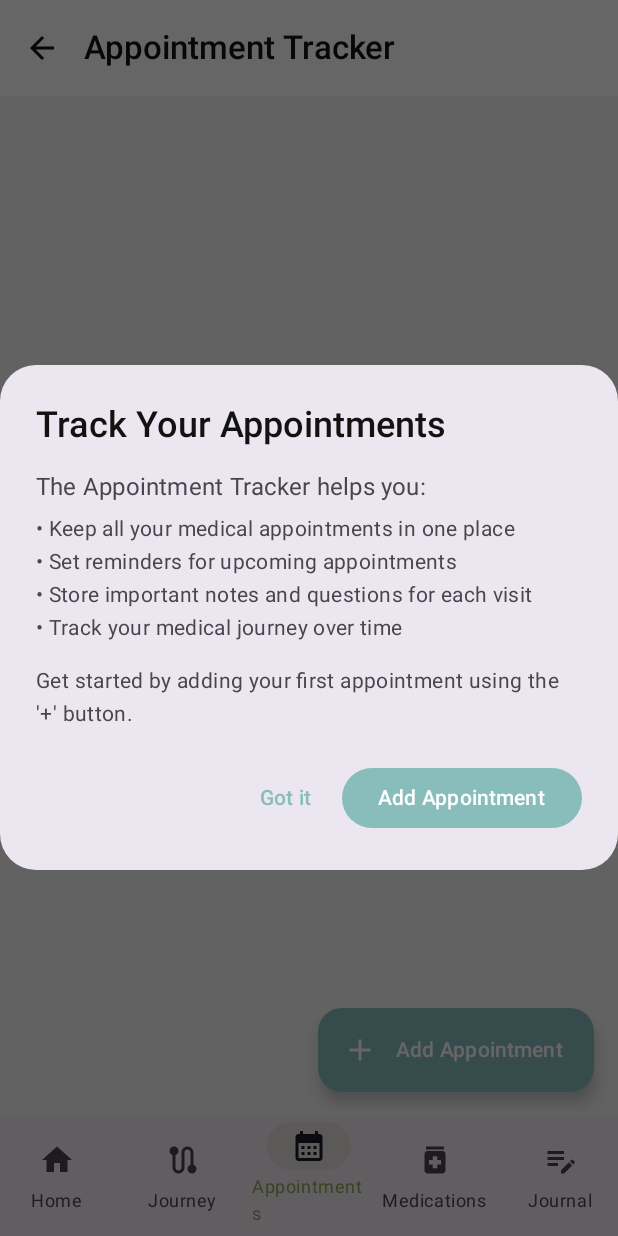
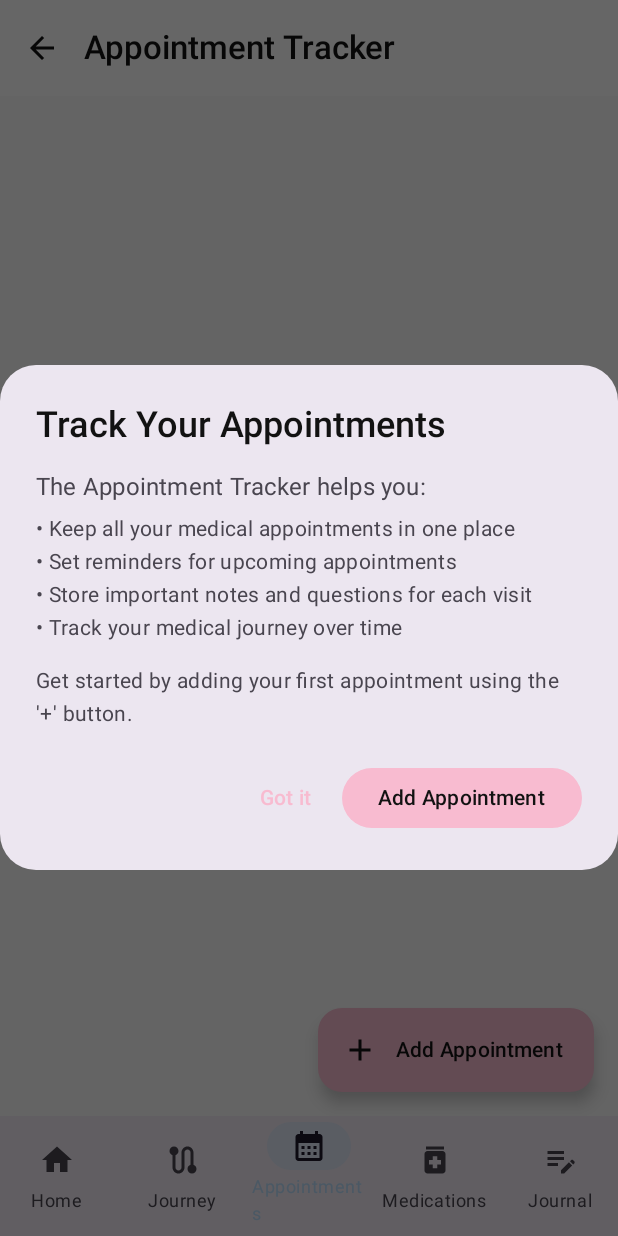
Before and after one commit to Mt-McKinley/What-s-Next-App, an Android app built with Jetpack Compose: the screen it shows after launch (MainActivity), item 3 of the bottom bar chosen, on a phone screen of 412 x 824 dp. Run offline under Robolectric (Android 15) with nearby library versions, the phone set to English and light mode, and no system bars.

Commit message:
Added splash screen and changed colors

```diff
--- a/app/build.gradle.kts
+++ b/app/build.gradle.kts
@@ -64,6 +64,9 @@ dependencies {
     // Icons
     implementation("androidx.compose.material:material-icons-extended:1.6.3")
 
+    // Splash Screen API
+    implementation("androidx.core:core-splashscreen:1.0.1")
+
     testImplementation(libs.junit)
     androidTestImplementation(libs.androidx.junit)
     androidTestImplementation(libs.androidx.espresso.core)
--- a/app/src/main/java/com/example/whats_next_app/navigation/AppNavigation.kt
+++ b/app/src/main/java/com/example/whats_next_app/navigation/AppNavigation.kt
@@ -18,6 +18,9 @@ import androidx.compose.material3.Scaffold
 import androidx.compose.material3.Text
 import androidx.compose.runtime.Composable
 import androidx.compose.runtime.getValue
+import androidx.compose.runtime.mutableStateOf
+import androidx.compose.runtime.remember
+import androidx.compose.runtime.setValue
 import androidx.compose.ui.Modifier
 import androidx.compose.ui.graphics.vector.ImageVector
 import androidx.navigation.NavGraph.Companion.findStartDestination
@@ -34,6 +37,7 @@ import com.example.whats_next_app.ui.screens.JourneyGuideScreen
 import com.example.whats_next_app.ui.screens.MedicationRemindersScreen
 import com.example.whats_next_app.ui.screens.ProfileScreen
 import com.example.whats_next_app.ui.screens.ResourceLibraryScreen
+import com.example.whats_next_app.ui.screens.SplashScreen
 
 data class BottomNavItem(
     val name: String,
@@ -45,6 +49,16 @@ data class BottomNavItem(
 fun WhatsNextAppNavigation() {
     val navController = rememberNavController()
 
+    // Track whether to show bottom navigation or not
+    var showBottomBar by remember { mutableStateOf(false) }
+
+    // Update bottom bar visibility based on current route
+    val currentRoute = navController.currentBackStackEntryAsState().value?.destination?.route
+    showBottomBar = when (currentRoute) {
+        Screen.Splash.route -> false
+        else -> true
+    }
+
     val bottomNavItems = listOf(
         BottomNavItem("Home", Screen.Home.route, Icons.Default.Home),
         BottomNavItem("Journey", Screen.JourneyGuide.route, Icons.Default.Route),
@@ -54,13 +68,28 @@ fun WhatsNextAppNavigation() {
     )
 
     Scaffold(
-        bottomBar = { WhatsNextBottomNavigation(navController, bottomNavItems) }
+        bottomBar = {
+            if (showBottomBar) {
+                WhatsNextBottomNavigation(navController, bottomNavItems)
+            }
+        }
     ) { innerPadding ->
         NavHost(
             navController = navController,
-            startDestination = Screen.Home.route,
+            startDestination = Screen.Splash.route,  // Changed to start with splash screen
             modifier = Modifier.padding(innerPadding)
         ) {
+            // Splash screen with navigation to Home when complete
+            composable(Screen.Splash.route) {
+                SplashScreen(
+                    onSplashComplete = {
+                        navController.navigate(Screen.Home.route) {
+                            popUpTo(Screen.Splash.route) { inclusive = true }
+                        }
+                    }
+                )
+            }
+
             composable(Screen.Home.route) {
                 HomeScreen(navController)
             }
--- a/app/src/main/java/com/example/whats_next_app/navigation/Navigation.kt
+++ b/app/src/main/java/com/example/whats_next_app/navigation/Navigation.kt
@@ -1,6 +1,7 @@
 package com.example.whats_next_app.navigation
 
 sealed class Screen(val route: String) {
+    object Splash : Screen("splash") // Adding the splash screen route
     object Home : Screen("home")
     object JourneyGuide : Screen("journey_guide")
     object AppointmentTracker : Screen("appointments")
--- a/app/src/main/java/com/example/whats_next_app/ui/screens/HomeScreen.kt
+++ b/app/src/main/java/com/example/whats_next_app/ui/screens/HomeScreen.kt
@@ -400,7 +400,10 @@ fun JourneyProgressCard(stage: String, onClick: () -> Unit) {
     ElevatedCard(
         modifier = Modifier.fillMaxWidth(),
         onClick = onClick,
-        elevation = CardDefaults.elevatedCardElevation(defaultElevation = 2.dp)
+        elevation = CardDefaults.elevatedCardElevation(defaultElevation = 2.dp),
+        colors = CardDefaults.elevatedCardColors(
+            containerColor = MaterialTheme.colorScheme.secondaryContainer
+        )
     ) {
         Row(
             modifier = Modifier
@@ -412,7 +415,7 @@ fun JourneyProgressCard(stage: String, onClick: () -> Unit) {
             Icon(
                 imageVector = Icons.Default.Route,
                 contentDescription = "Journey",
-                tint = MaterialTheme.colorScheme.primary
+                tint = MaterialTheme.colorScheme.secondary
             )
 
             // Journey information
@@ -423,18 +426,20 @@ fun JourneyProgressCard(stage: String, onClick: () -> Unit) {
             ) {
                 Text(
                     text = "Your Cancer Journey",
-                    style = MaterialTheme.typography.titleMedium
+                    style = MaterialTheme.typography.titleMedium,
+                    color = MaterialTheme.colorScheme.onSecondaryContainer
                 )
 
                 Text(
                     text = "Current Stage: $stage",
-                    style = MaterialTheme.typography.bodyMedium
+                    style = MaterialTheme.typography.bodyMedium,
+                    color = MaterialTheme.colorScheme.onSecondaryContainer
                 )
 
                 Text(
                     text = "Tap to view guidance for this stage",
                     style = MaterialTheme.typography.bodySmall,
-                    color = MaterialTheme.colorScheme.onSurfaceVariant
+                    color = MaterialTheme.colorScheme.onSecondaryContainer.copy(alpha = 0.8f)
                 )
             }
         }
@@ -459,7 +464,10 @@ fun UpcomingAppointmentsCard(
     ElevatedCard(
         modifier = Modifier.fillMaxWidth(),
         onClick = onClick,
-        elevation = CardDefaults.elevatedCardElevation(defaultElevation = 2.dp)
+        elevation = CardDefaults.elevatedCardElevation(defaultElevation = 2.dp),
+        colors = CardDefaults.elevatedCardColors(
+            containerColor = MaterialTheme.colorScheme.surface
+        )
     ) {
         Column(
             modifier = Modifier
@@ -479,7 +487,8 @@ fun UpcomingAppointmentsCard(
                 Text(
                     text = "Appointments",
                     style = MaterialTheme.typography.titleMedium,
-                    modifier = Modifier.padding(start = 16.dp)
+                    modifier = Modifier.padding(start = 16.dp),
+                    color = MaterialTheme.colorScheme.onSurface
                 )
             }
 
@@ -493,7 +502,8 @@ fun UpcomingAppointmentsCard(
                     textAlign = TextAlign.Center,
                     modifier = Modifier
                         .fillMaxWidth()
-                        .padding(vertical = 8.dp)
+                        .padding(vertical = 8.dp),
+                    color = MaterialTheme.colorScheme.onSurfaceVariant
                 )
             } else {
                 // Display all appointments as clickable items
@@ -503,7 +513,10 @@ fun UpcomingAppointmentsCard(
                     }
                     TextButton(
                         onClick = { onAppointmentClick(appointment) },
-                        modifier = Modifier.fillMaxWidth()
+                        modifier = Modifier.fillMaxWidth(),
+                        colors = ButtonDefaults.textButtonColors(
+                            contentColor = MaterialTheme.colorScheme.primary
+                        )
                     ) {
                         Text(
                             text = appointment,
@@ -534,7 +547,10 @@ fun UpcomingMedicationsCard(
     ElevatedCard(
         modifier = Modifier.fillMaxWidth(),
         onClick = onClick,
-        elevation = CardDefaults.elevatedCardElevation(defaultElevation = 2.dp)
+        elevation = CardDefaults.elevatedCardElevation(defaultElevation = 2.dp),
+        colors = CardDefaults.elevatedCardColors(
+            containerColor = MaterialTheme.colorScheme.primaryContainer.copy(alpha = 0.5f)
+        )
     ) {
         Column(
             modifier = Modifier
@@ -554,7 +570,8 @@ fun UpcomingMedicationsCard(
                 Text(
                     text = "Today's Medications",
                     style = MaterialTheme.typography.titleMedium,
-                    modifier = Modifier.padding(start = 16.dp)
+                    modifier = Modifier.padding(start = 16.dp),
+                    color = MaterialTheme.colorScheme.onPrimaryContainer
                 )
             }
 
@@ -568,7 +585,8 @@ fun UpcomingMedicationsCard(
                     textAlign = TextAlign.Center,
                     modifier = Modifier
                         .fillMaxWidth()
-                        .padding(vertical = 8.dp)
+                        .padding(vertical = 8.dp),
+                    color = MaterialTheme.colorScheme.onPrimaryContainer
                 )
             } else {
                 // Display all medications as clickable items
@@ -578,7 +596,10 @@ fun UpcomingMedicationsCard(
                     }
                     TextButton(
                         onClick = { onMedicationClick(medication) },
-                        modifier = Modifier.fillMaxWidth()
+                        modifier = Modifier.fillMaxWidth(),
+                        colors = ButtonDefaults.textButtonColors(
+                            contentColor = MaterialTheme.colorScheme.primary
+                        )
                     ) {
                         Text(
                             text = medication,
@@ -603,7 +624,10 @@ fun ResourcesCard(onClick: () -> Unit) {
     ElevatedCard(
         modifier = Modifier.fillMaxWidth(),
         onClick = onClick,
-        elevation = CardDefaults.elevatedCardElevation(defaultElevation = 2.dp)
+        elevation = CardDefaults.elevatedCardElevation(defaultElevation = 2.dp),
+        colors = CardDefaults.elevatedCardColors(
+            containerColor = MaterialTheme.colorScheme.secondaryContainer.copy(alpha = 0.6f)
+        )
     ) {
         Column(
             modifier = Modifier
@@ -617,13 +641,14 @@ fun ResourcesCard(onClick: () -> Unit) {
                 Icon(
                     imageVector = Icons.Default.Route,
                     contentDescription = "Resources",
-                    tint = MaterialTheme.colorScheme.primary
+                    tint = MaterialTheme.colorScheme.secondary
                 )
 
                 Text(
                     text = "Resources & Education",
                     style = MaterialTheme.typography.titleMedium,
-                    modifier = Modifier.padding(start = 16.dp)
+                    modifier = Modifier.padding(start = 16.dp),
+                    color = MaterialTheme.colorScheme.onSecondaryContainer
                 )
             }
 
@@ -632,7 +657,8 @@ fun ResourcesCard(onClick: () -> Unit) {
             // Description of available resources
             Text(
                 text = "Access helpful articles, videos, and support groups",
-                style = MaterialTheme.typography.bodyMedium
+                style = MaterialTheme.typography.bodyMedium,
+                color = MaterialTheme.colorScheme.onSecondaryContainer
             )
         }
     }
@@ -688,7 +714,7 @@ fun DailyQuoteCard(quote: String, author: String) {
         )
     ) {
         Column(
-            modifier = Modifier.padding(16.dp),
+            modifier = Modifier.padding(20.dp),
             horizontalAlignment = Alignment.CenterHorizontally
         ) {
             Text(
@@ -698,7 +724,7 @@ fun DailyQuoteCard(quote: String, author: String) {
                 color = MaterialTheme.colorScheme.onTertiaryContainer
             )
 
-            Spacer(modifier = Modifier.height(8.dp))
+            Spacer(modifier = Modifier.height(12.dp))
 
             Text(
                 text = "— $author",
--- /dev/null
+++ b/app/src/main/java/com/example/whats_next_app/ui/screens/SplashScreen.kt
@@ -0,0 +1,116 @@
+package com.example.whats_next_app.ui.screens
+
+import androidx.compose.animation.core.animateFloatAsState
+import androidx.compose.animation.core.tween
+import androidx.compose.foundation.background
+import androidx.compose.foundation.layout.Arrangement
+import androidx.compose.foundation.layout.Box
+import androidx.compose.foundation.layout.Column
+import androidx.compose.foundation.layout.Spacer
+import androidx.compose.foundation.layout.fillMaxSize
+import androidx.compose.foundation.layout.height
+import androidx.compose.foundation.layout.size
+import androidx.compose.foundation.shape.CircleShape
+import androidx.compose.material3.MaterialTheme
+import androidx.compose.material3.Text
+import androidx.compose.runtime.Composable
+import androidx.compose.runtime.LaunchedEffect
+import androidx.compose.runtime.getValue
+import androidx.compose.runtime.mutableStateOf
+import androidx.compose.runtime.remember
+import androidx.compose.runtime.setValue
+import androidx.compose.ui.Alignment
+import androidx.compose.ui.Modifier
+import androidx.compose.ui.draw.alpha
+import androidx.compose.ui.draw.clip
+import androidx.compose.ui.draw.scale
+import androidx.compose.ui.graphics.Color
+import androidx.compose.ui.text.font.FontWeight
+import androidx.compose.ui.unit.dp
+import androidx.compose.ui.unit.sp
+import kotlinx.coroutines.delay
+
+/**
+ * A simple splash screen that displays for a few seconds with animation
+ * before navigating to the main screen
+ *
+ * @param onSplashComplete Callback when splash animation is complete
+ */
+@Composable
+fun SplashScreen(onSplashComplete: () -> Unit) {
+    var startAnimation by remember { mutableStateOf(false) }
+    val alphaAnim = animateFloatAsState(
+        targetValue = if (startAnimation) 1f else 0f,
+        animationSpec = tween(durationMillis = 1000)
+    )
+    val scaleAnim = animateFloatAsState(
+        targetValue = if (startAnimation) 1f else 0.5f,
+        animationSpec = tween(durationMillis = 1000)
+    )
+
+    LaunchedEffect(key1 = true) {
+        startAnimation = true
+        delay(2000)
+        onSplashComplete()
+    }
+
+    Box(
+        modifier = Modifier
+            .fillMaxSize()
+            .background(Color(0xFFFAFAFA)),
+        contentAlignment = Alignment.Center
+    ) {
+        Column(
+            horizontalAlignment = Alignment.CenterHorizontally,
+            verticalArrangement = Arrangement.Center,
+            modifier = Modifier
+                .alpha(alphaAnim.value)
+                .scale(scaleAnim.value)
+        ) {
+            // Pink circle
+            Box(
+                modifier = Modifier
+                    .size(120.dp)
+                    .clip(CircleShape)
+                    .background(Color(0xFFF8BBD0))
+                    .align(Alignment.CenterHorizontally),
+                contentAlignment = Alignment.Center
+            ) {
+                // Blue inner circle
+                Box(
+                    modifier = Modifier
+                        .size(90.dp)
+                        .clip(CircleShape)
+                        .background(Color(0xFFBBDEFB))
+                        .align(Alignment.Center)
+                ) {
+                    // Orange heart shape (simplified as a smaller circle for this example)
+                    Box(
+                        modifier = Modifier
+                            .size(60.dp)
+                            .clip(CircleShape)
+                            .background(Color(0xFFFFCCBC))
+                            .align(Alignment.Center)
+                    )
+                }
+            }
+
+            Spacer(modifier = Modifier.height(24.dp))
+
+            Text(
+                text = "What's Next",
+                color = MaterialTheme.colorScheme.primary,
+                fontSize = 28.sp,
+                fontWeight = FontWeight.Bold
+            )
+
+            Spacer(modifier = Modifier.height(8.dp))
+
+            Text(
+                text = "Your Cancer Journey Companion",
+                color = MaterialTheme.colorScheme.onBackground.copy(alpha = 0.7f),
+                fontSize = 16.sp
+            )
+        }
+    }
+}
--- a/app/src/main/java/com/example/whats_next_app/ui/theme/Color.kt
+++ b/app/src/main/java/com/example/whats_next_app/ui/theme/Color.kt
@@ -2,18 +2,18 @@ package com.example.whats_next_app.ui.theme
 
 import androidx.compose.ui.graphics.Color
 
-// Light Theme Colors
-val CalmBlue = Color(0xFF88BDBC) // Soft teal-blue for primary elements
-val SoftSage = Color(0xFF90A955) // Gentle green for secondary elements
-val WarmSand = Color(0xFFEAD2AC) // Warm neutral for tertiary elements
-val PeachAccent = Color(0xFFF4A261) // Soft peach for accent elements
-val SoftBackground = Color(0xFFF5F5F5) // Light background
-val SoftSurface = Color(0xFFFFFFFF) // Surface color
+// Light Theme Colors - Soft Pastel Palette
+val SoftPink = Color(0xFFF8BBD0) // Soft pastel pink for primary elements
+val PastelBlue = Color(0xFFBBDEFB) // Light pastel blue for secondary elements
+val PastelOrange = Color(0xFFFFCCBC) // Soft pastel orange for tertiary elements
+val LighterPink = Color(0xFFF3E5F5) // Very light pink accent
+val SoftBackground = Color(0xFFFAFAFA) // Near white background
+val PureWhite = Color(0xFFFFFFFF) // Pure white for surface
 
-// Dark Theme Colors
-val DeepBlue = Color(0xFF254E58) // Deeper teal for dark theme primary
-val DarkSage = Color(0xFF4F6D2E) // Darker green for secondary elements
-val WarmTaupe = Color(0xFF9C6644) // Warm neutral for dark theme
-val MutedPeach = Color(0xFFE76F51) // Muted peach for dark accent
+// Dark Theme Colors - Deeper Pastel Palette
+val DeepPink = Color(0xFFEC407A) // Deeper pink for dark theme primary
+val DeepBlue = Color(0xFF5C6BC0) // Deeper blue for secondary elements
+val DeepOrange = Color(0xFFFF7043) // Deeper orange for tertiary elements
+val MauveAccent = Color(0xFFCE93D8) // Mauve accent for dark theme
 val DarkBackground = Color(0xFF121212) // Dark background
 val DarkSurface = Color(0xFF1E1E1E) // Dark surface color
--- a/app/src/main/java/com/example/whats_next_app/ui/theme/Theme.kt
+++ b/app/src/main/java/com/example/whats_next_app/ui/theme/Theme.kt
@@ -16,41 +16,41 @@ import androidx.compose.ui.platform.LocalView
 import androidx.core.view.WindowCompat
 
 private val DarkColorScheme = darkColorScheme(
-    primary = DeepBlue,
-    secondary = DarkSage,
-    tertiary = WarmTaupe,
+    primary = DeepPink,
+    secondary = DeepBlue,
+    tertiary = DeepOrange,
     background = DarkBackground,
     surface = DarkSurface,
-    error = MutedPeach,
-    onPrimary = SoftSurface,
-    onSecondary = SoftSurface,
-    onTertiary = SoftSurface,
-    onBackground = SoftSurface,
-    onSurface = SoftSurface,
-    onError = SoftSurface,
-    primaryContainer = DeepBlue.copy(alpha = 0.7f),
-    secondaryContainer = DarkSage.copy(alpha = 0.7f),
-    tertiaryContainer = WarmTaupe.copy(alpha = 0.7f),
-    errorContainer = MutedPeach.copy(alpha = 0.7f)
+    error = MauveAccent,
+    onPrimary = PureWhite,
+    onSecondary = PureWhite,
+    onTertiary = PureWhite,
+    onBackground = PureWhite,
+    onSurface = PureWhite,
+    onError = DarkSurface,
+    primaryContainer = DeepPink.copy(alpha = 0.7f),
+    secondaryContainer = DeepBlue.copy(alpha = 0.7f),
+    tertiaryContainer = DeepOrange.copy(alpha = 0.7f),
+    errorContainer = MauveAccent.copy(alpha = 0.7f)
 )
 
 private val LightColorScheme = lightColorScheme(
-    primary = CalmBlue,
-    secondary = SoftSage,
-    tertiary = WarmSand,
+    primary = SoftPink,
+    secondary = PastelBlue,
+    tertiary = PastelOrange,
     background = SoftBackground,
-    surface = SoftSurface,
-    error = PeachAccent,
-    onPrimary = SoftSurface,
-    onSecondary = SoftSurface,
+    surface = PureWhite,
+    error = DeepPink,
+    onPrimary = DarkBackground,
+    onSecondary = DarkBackground,
     onTertiary = DarkBackground,
     onBackground = DarkBackground,
     onSurface = DarkBackground,
-    onError = SoftSurface,
-    primaryContainer = CalmBlue.copy(alpha = 0.15f),
-    secondaryContainer = SoftSage.copy(alpha = 0.15f),
-    tertiaryContainer = WarmSand.copy(alpha = 0.3f),
-    errorContainer = PeachAccent.copy(alpha = 0.15f)
+    onError = PureWhite,
+    primaryContainer = SoftPink.copy(alpha = 0.3f),
+    secondaryContainer = PastelBlue.copy(alpha = 0.3f),
+    tertiaryContainer = PastelOrange.copy(alpha = 0.3f),
+    errorContainer = LighterPink.copy(alpha = 0.3f)
 )
 
 @Composable
--- /dev/null
+++ b/app/src/main/res/drawable/splash_background.xml
@@ -0,0 +1,12 @@
+<?xml version="1.0" encoding="utf-8"?>
+<layer-list xmlns:android="http://schemas.android.com/apk/res/android">
+    <!-- Background color -->
+    <item android:drawable="@color/splash_background" />
+
+    <!-- App logo centered -->
+    <item>
+        <bitmap
+            android:gravity="center"
+            android:src="@drawable/splash_logo" />
+    </item>
+</layer-list>
--- /dev/null
+++ b/app/src/main/res/drawable/splash_logo.xml
@@ -0,0 +1,22 @@
+<?xml version="1.0" encoding="utf-8"?>
+<vector xmlns:android="http://schemas.android.com/apk/res/android"
+    android:width="240dp"
+    android:height="240dp"
+    android:viewportWidth="240"
+    android:viewportHeight="240">
+
+    <!-- Soft pink background circle -->
+    <path
+        android:fillColor="#F8BBD0"
+        android:pathData="M120,120m-120,0a120,120 0,1 1,240 0a120,120 0,1 1,-240 0" />
+
+    <!-- Pastel blue inner circle -->
+    <path
+        android:fillColor="#BBDEFB"
+        android:pathData="M120,120m-90,0a90,90 0,1 1,180 0a90,90 0,1 1,-180 0" />
+
+    <!-- Pastel orange heart shape for "care" -->
+    <path
+        android:fillColor="#FFCCBC"
+        android:pathData="M120,80 C140,60 180,90 160,120 C140,150 120,170 120,170 C120,170 100,150 80,120 C60,90 100,60 120,80 Z" />
+</vector>
--- a/app/src/main/res/values/colors.xml
+++ b/app/src/main/res/values/colors.xml
@@ -7,4 +7,12 @@
     <color name="teal_700">#FF018786</color>
     <color name="black">#FF000000</color>
     <color name="white">#FFFFFFFF</color>
+
+    <!-- Pastel color scheme for the app -->
+    <color name="soft_pink">#F8BBD0</color>
+    <color name="pastel_blue">#BBDEFB</color>
+    <color name="pastel_orange">#FFCCBC</color>
+
+    <!-- Splash screen colors -->
+    <color name="splash_background">#FAFAFA</color>
 </resources>
--- a/app/src/main/res/values/themes.xml
+++ b/app/src/main/res/values/themes.xml
@@ -2,4 +2,11 @@
 <resources>
 
     <style name="Theme.WhatsNextApp" parent="android:Theme.Material.Light.NoActionBar" />
+
+    <!-- Splash screen theme -->
+    <style name="Theme.WhatsNextApp.SplashScreen" parent="Theme.WhatsNextApp">
+        <item name="android:windowBackground">@drawable/splash_background</item>
+        <item name="android:statusBarColor">@color/splash_background</item>
+        <item name="android:windowFullscreen">false</item>
+    </style>
 </resources>
```
